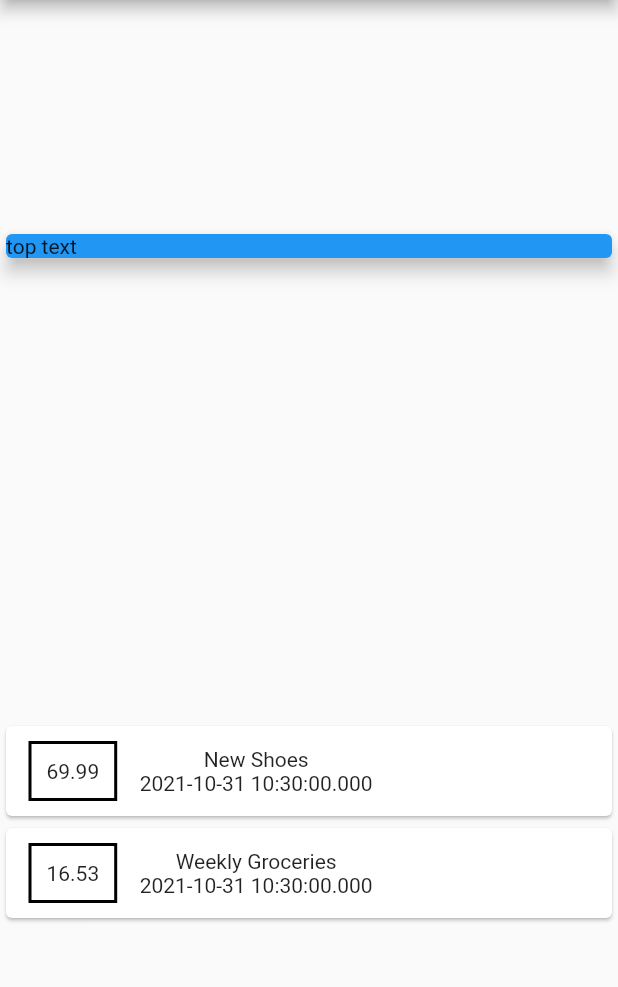
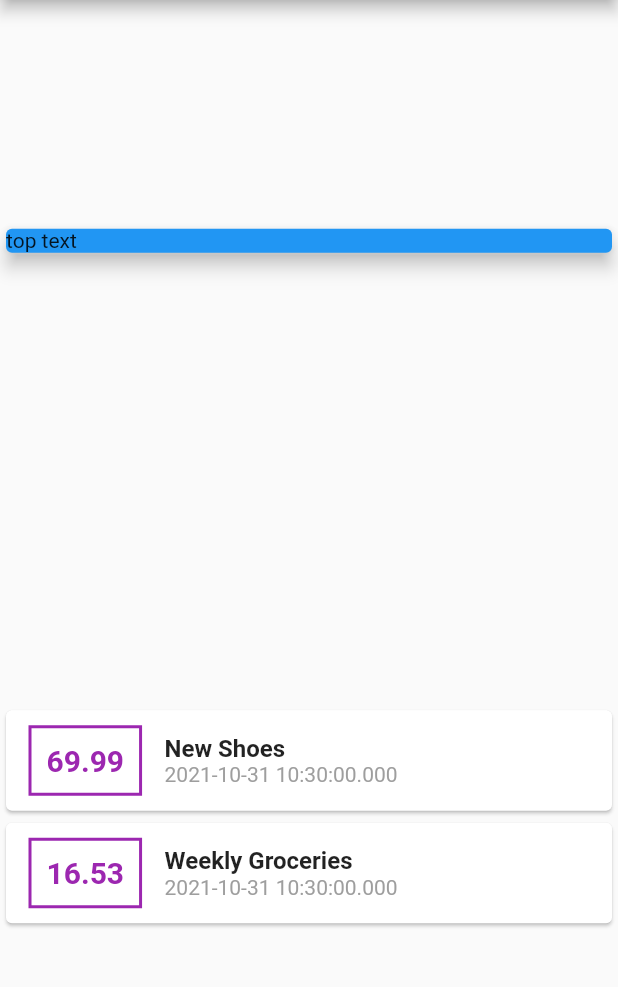
Before and after one commit to iqbalhasandev/Flutter-Expense-Planner-App, a Flutter app: the screen it shows after launch, on a phone screen of 412 x 824 dp, the part 84-1071 px from its top. Run offline on Flutter 3.47's test engine with Material 2 defaults, Android fonts, the light colour scheme and no system bars.

Commit message:
More Styling

```diff
--- a/lib/main.dart
+++ b/lib/main.dart
@@ -1,3 +1,5 @@
+// ignore_for_file: prefer_const_constructors
+
 import 'package:flutter/material.dart';
 
 import './transaction.dart';
@@ -57,15 +59,37 @@
                       margin:
                           EdgeInsets.symmetric(vertical: 10, horizontal: 15),
                       decoration: BoxDecoration(
-                        border: Border.all(color: Colors.black, width: 2),
+                        border: Border.all(
+                          color: Colors.purple,
+                          width: 2,
+                        ),
                       ),
                       padding: EdgeInsets.all(10),
-                      child: Text(tx.amount.toString() ?? ''),
+                      child: Text(
+                        tx.amount.toString() ?? '',
+                        style: TextStyle(
+                          fontWeight: FontWeight.bold,
+                          fontSize: 20,
+                          color: Colors.purple,
+                        ),
+                      ),
                     ),
                     Column(
+                      crossAxisAlignment: CrossAxisAlignment.start,
                       children: [
-                        Text(tx.title ?? ''),
-                        Text(tx.date.toString() ?? ''),
+                        Text(
+                          tx.title ?? '',
+                          style: TextStyle(
+                            fontWeight: FontWeight.bold,
+                            fontSize: 16,
+                          ),
+                        ),
+                        Text(
+                          tx.date.toString() ?? '',
+                          style: TextStyle(
+                            color: Colors.grey,
+                          ),
+                        ),
                       ],
                     ),
                   ],
```
